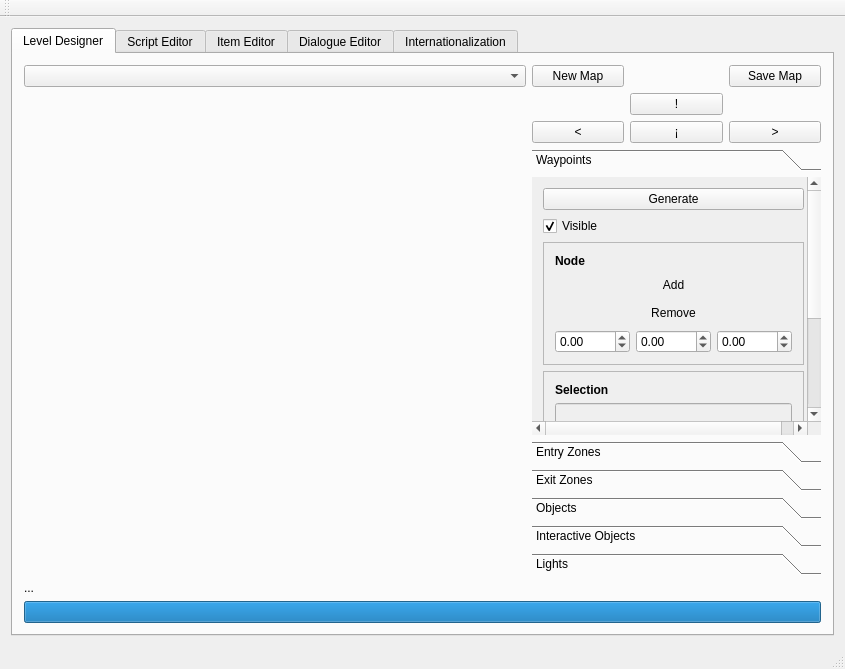
Old version of the form game_editor/mainwindow.ui in the repository Plaristote/fallout-equestria.
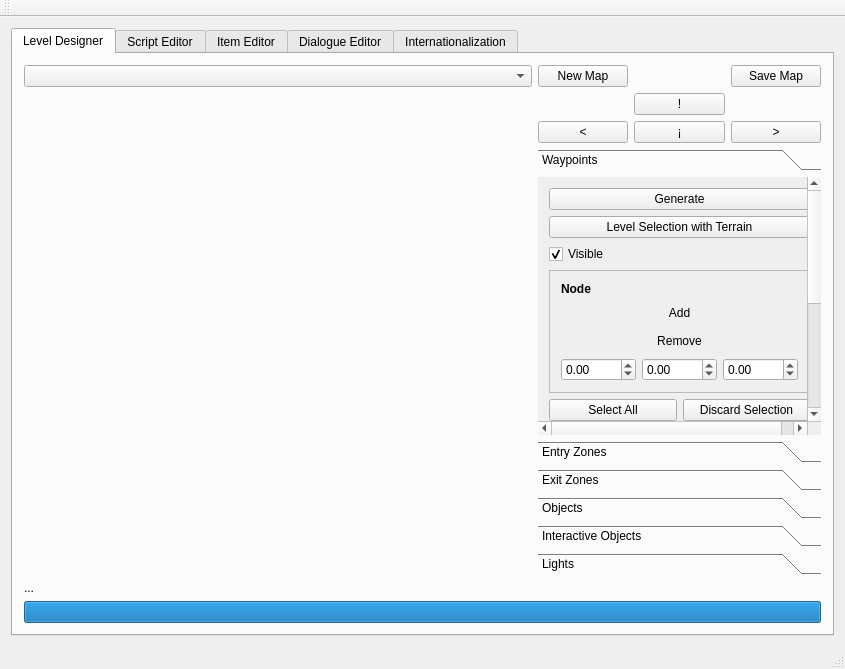
New version of the form. The open tabs and pages were chosen to show the change. Custom widgets are drawn as their Qt base class.

Commit message: -> Added features for waypoint handling: --> Select All --> Discard Selection --> Automatically find out the best height for a selection of waypoints

Patch:
```diff
--- a/game_editor/mainwindow.ui
+++ b/game_editor/mainwindow.ui
@@ -65,22 +65,32 @@
            </size>
           </property>
           <property name="currentIndex">
-           <number>5</number>
+           <number>0</number>
           </property>
           <widget class="QWidget" name="waypointsPage">
            <property name="geometry">
             <rect>
              <x>0</x>
              <y>0</y>
-             <width>289</width>
-             <height>375</height>
+             <width>285</width>
+             <height>431</height>
             </rect>
            </property>
            <attribute name="label">
             <string>Waypoints</string>
            </attribute>
            <layout class="QGridLayout" name="gridLayout_7">
-            <item row="5" column="0">
+            <item row="2" column="0" colspan="2">
+             <widget class="QCheckBox" name="waypointVisible">
+              <property name="text">
+               <string>Visible</string>
+              </property>
+              <property name="checked">
+               <bool>true</bool>
+              </property>
+             </widget>
+            </item>
+            <item row="7" column="0" colspan="2">
              <widget class="QFrame" name="waypointEditor">
               <property name="frameShape">
                <enum>QFrame::StyledPanel</enum>
@@ -89,7 +99,7 @@
                <enum>QFrame::Raised</enum>
               </property>
               <layout class="QGridLayout" name="gridLayout_8">
-               <item row="2" column="0" colspan="3">
+               <item row="4" column="0" colspan="3">
                 <widget class="QPushButton" name="waypointConnect">
                  <property name="text">
                   <string>Connect</string>
@@ -106,7 +116,7 @@
                  </property>
                 </widget>
                </item>
-               <item row="5" column="1">
+               <item row="7" column="1">
                 <widget class="QDoubleSpinBox" name="waypointSelY">
                  <property name="minimum">
                   <double>-999.000000000000000</double>
@@ -116,7 +126,7 @@
                  </property>
                 </widget>
                </item>
-               <item row="5" column="2">
+               <item row="7" column="2">
                 <widget class="QDoubleSpinBox" name="waypointSelZ">
                  <property name="minimum">
                   <double>-999.000000000000000</double>
@@ -126,7 +136,7 @@
                  </property>
                 </widget>
                </item>
-               <item row="5" column="0">
+               <item row="7" column="0">
                 <widget class="QDoubleSpinBox" name="waypointSelX">
                  <property name="minimum">
                   <double>-999.000000000000000</double>
@@ -139,14 +149,14 @@
                  </property>
                 </widget>
                </item>
-               <item row="1" column="0" colspan="3">
-                <widget class="QLineEdit" name="waypointSelection">
-                 <property name="enabled">
-                  <bool>false</bool>
-                 </property>
-                </widget>
-               </item>
                <item row="3" column="0" colspan="3">
+                <widget class="QLineEdit" name="waypointSelection">
+                 <property name="enabled">
+                  <bool>false</bool>
+                 </property>
+                </widget>
+               </item>
+               <item row="5" column="0" colspan="3">
                 <widget class="QPushButton" name="waypointDisconnect">
                  <property name="text">
                   <string>Disconnect</string>
@@ -156,7 +166,7 @@
                  </property>
                 </widget>
                </item>
-               <item row="4" column="0" colspan="3">
+               <item row="6" column="0" colspan="3">
                 <widget class="QPushButton" name="waypointSelDelete">
                  <property name="text">
                   <string>Remove</string>
@@ -166,10 +176,10 @@
                  </property>
                 </widget>
                </item>
-               <item row="6" column="1" colspan="2">
+               <item row="8" column="1" colspan="2">
                 <widget class="QSpinBox" name="waypointSelFloor"/>
                </item>
-               <item row="6" column="0">
+               <item row="8" column="0">
                 <widget class="QLabel" name="label_9">
                  <property name="text">
                   <string>Floor:</string>
@@ -179,30 +189,28 @@
               </layout>
              </widget>
             </item>
-            <item row="1" column="0">
-             <widget class="QCheckBox" name="waypointVisible">
+            <item row="4" column="1">
+             <widget class="QPushButton" name="waypointDiscardSelection">
               <property name="text">
-               <string>Visible</string>
+               <string>Discard Selection</string>
               </property>
-              <property name="checked">
-               <bool>true</bool>
+             </widget>
+            </item>
+            <item row="4" column="0">
+             <widget class="QPushButton" name="waypointSelectAll">
+              <property name="text">
+               <string>Select All</string>
               </property>
              </widget>
             </item>
-            <item row="6" column="0" colspan="2">
-             <spacer name="verticalSpacer">
-              <property name="orientation">
-               <enum>Qt::Vertical</enum>
+            <item row="0" column="0" colspan="2">
+             <widget class="QPushButton" name="waypointGenerate">
+              <property name="text">
+               <string>Generate</string>
               </property>
-              <property name="sizeHint" stdset="0">
-               <size>
-                <width>20</width>
-                <height>40</height>
-               </size>
-              </property>
-             </spacer>
+             </widget>
             </item>
-            <item row="2" column="0">
+            <item row="3" column="0" colspan="2">
              <widget class="QFrame" name="frame">
               <property name="frameShape">
                <enum>QFrame::StyledPanel</enum>
@@ -271,10 +279,23 @@
               </layout>
              </widget>
             </item>
-            <item row="0" column="0">
-             <widget class="QPushButton" name="waypointGenerate">
+            <item row="8" column="0" colspan="2">
+             <spacer name="verticalSpacer">
+              <property name="orientation">
+               <enum>Qt::Vertical</enum>
+              </property>
+              <property name="sizeHint" stdset="0">
+               <size>
+                <width>20</width>
+                <height>40</height>
+               </size>
+              </property>
+             </spacer>
+            </item>
+            <item row="1" column="0" colspan="2">
+             <widget class="QPushButton" name="waypointSyncTerrain">
               <property name="text">
-               <string>Generate</string>
+               <string>Level Selection with Terrain</string>
               </property>
              </widget>
             </item>
@@ -285,7 +306,7 @@
             <rect>
              <x>0</x>
              <y>0</y>
-             <width>165</width>
+             <width>272</width>
              <height>92</height>
             </rect>
            </property>
@@ -337,7 +358,7 @@
             <rect>
              <x>0</x>
              <y>0</y>
-             <width>165</width>
+             <width>272</width>
              <height>215</height>
             </rect>
            </property>
@@ -807,7 +828,7 @@
              <x>0</x>
              <y>0</y>
              <width>295</width>
-             <height>269</height>
+             <height>267</height>
             </rect>
            </property>
            <attribute name="label">
@@ -962,7 +983,7 @@
                <item row="3" column="0">
                 <widget class="QDoubleSpinBox" name="lightPosX"/>
                </item>
-               <item row="8" column="0" colspan="3">
+               <item row="8" column="0" colspan="4">
                 <widget class="QPushButton" name="lightCompile">
                  <property name="text">
                   <string>Apply changes</string>
```
The commit also changes 4 other files.
